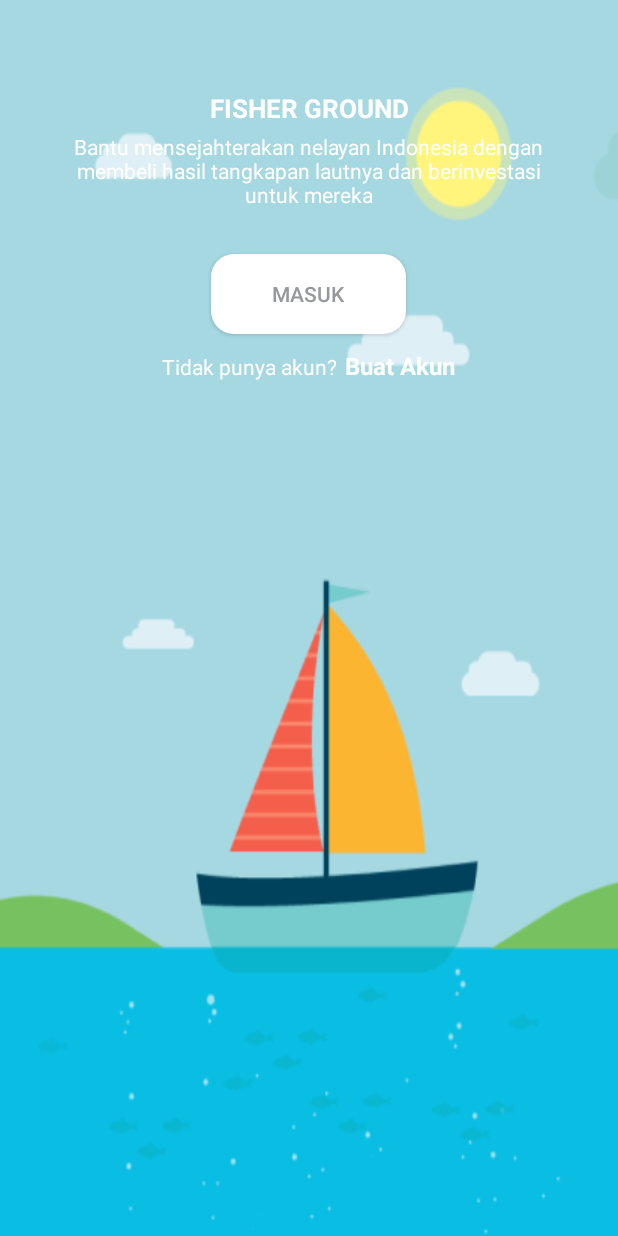
After one commit to naofalhakim/FisherGround_Anforcom, an Android app: the introLoginActivity screen opened directly, with no data from a screen before it, on a phone screen of 412 x 824 dp. The commit adds this screen. Run offline under Robolectric (Android 15) with nearby library versions, the phone set to English and light mode, and no system bars.

Commit message:
benerin beberapa layout

```diff
--- a/app/src/main/java/com/illiyinmagang/miafandi/donaku/HomeActivity.java
+++ b/app/src/main/java/com/illiyinmagang/miafandi/donaku/HomeActivity.java
@@ -69,7 +69,7 @@ public class HomeActivity extends AppCompatActivity {
             }
         });
 
-        toolbar.setTitle("DONAKU");
+        toolbar.setTitle("FISHER GROUND");
         toolbar.setTitleTextColor(Color.parseColor("#FFFFFF"));
         //toolbar.setBackgroundColor(Color.parseColor("#0277BD"));
         setSupportActionBar(toolbar);
@@ -133,9 +133,7 @@ public class HomeActivity extends AppCompatActivity {
                         viewPager.setCurrentItem(1);
                     } else if(viewPager.getCurrentItem() == 1){
                         viewPager.setCurrentItem(2);
-                    } else if(viewPager.getCurrentItem() == 2){
-                        viewPager.setCurrentItem(3);
-                    }else{
+                    } else{
                         viewPager.setCurrentItem(0);
                     }
                 }
--- a/app/src/main/java/com/illiyinmagang/miafandi/donaku/Slider/SliderActivity.java
+++ b/app/src/main/java/com/illiyinmagang/miafandi/donaku/Slider/SliderActivity.java
@@ -24,6 +24,7 @@ import android.support.v7.widget.Toolbar;
 
 import com.illiyinmagang.miafandi.donaku.LoginActivity;
 import com.illiyinmagang.miafandi.donaku.R;
+import com.illiyinmagang.miafandi.donaku.introLoginActivity;
 
 public class SliderActivity extends AppCompatActivity {
     private ViewPagerAdapter viewPagerAdapter;
@@ -44,7 +45,7 @@ public class SliderActivity extends AppCompatActivity {
         introManager = new SliderIntromanagerActivity(this);
         if (!introManager.Check()) {
             introManager.setFirst(false);
-            Intent intent = new Intent(SliderActivity.this, LoginActivity.class);
+            Intent intent = new Intent(SliderActivity.this, introLoginActivity.class);
 
             preferenceIntro.createIntro();
             startActivity(intent);
@@ -74,7 +75,7 @@ public class SliderActivity extends AppCompatActivity {
         btnMasuk.setOnClickListener(new View.OnClickListener() {
             @Override
             public void onClick(View view) {
-                Intent intent = new Intent(SliderActivity.this,LoginActivity.class);
+                Intent intent = new Intent(SliderActivity.this,introLoginActivity.class);
                 startActivity(intent);
             }
         });
--- /dev/null
+++ b/app/src/main/java/com/illiyinmagang/miafandi/donaku/introLoginActivity.java
@@ -0,0 +1,42 @@
+package com.illiyinmagang.miafandi.donaku;
+
+import android.content.Intent;
+import android.graphics.Color;
+import android.support.v7.app.AppCompatActivity;
+import android.os.Bundle;
+import android.view.View;
+import android.widget.Button;
+import android.widget.TextView;
+import android.support.v7.widget.Toolbar;
+
+public class introLoginActivity extends AppCompatActivity implements View.OnClickListener{
+    private Button btnIntroLogin;
+    private TextView btnBuatAkun;
+    private Toolbar toolbar;
+
+    @Override
+    protected void onCreate(Bundle savedInstanceState) {
+        super.onCreate(savedInstanceState);
+        setContentView(R.layout.activity_intro_login);
+
+        toolbar = (Toolbar) findViewById(R.id.MyToolbarIntro);
+        toolbar.setBackgroundColor(Color.parseColor("#A6D8E2"));
+        setSupportActionBar(toolbar);
+        getSupportActionBar().setDisplayShowTitleEnabled(false);
+
+        btnIntroLogin = (Button) findViewById(R.id.btnIntroLogin);
+        btnBuatAkun = (TextView) findViewById(R.id.txtBuatAkun);
+        btnIntroLogin.setOnClickListener(this);
+        btnBuatAkun.setOnClickListener(this);
+    }
+
+    @Override
+    public void onClick(View v) {
+        if (v == btnBuatAkun){
+
+        }else if (v == btnIntroLogin){
+            Intent intent= new Intent(introLoginActivity.this, LoginActivity.class);
+            startActivity(intent);
+        }
+    }
+}
--- /dev/null
+++ b/app/src/main/res/layout/activity_intro_login.xml
@@ -0,0 +1,76 @@
+<?xml version="1.0" encoding="utf-8"?>
+<RelativeLayout xmlns:android="http://schemas.android.com/apk/res/android"
+    xmlns:app="http://schemas.android.com/apk/res-auto"
+    xmlns:tools="http://schemas.android.com/tools"
+    android:layout_width="match_parent"
+    android:layout_height="match_parent"
+    tools:context=".introLoginActivity"
+    android:background="@drawable/introlog">
+    <android.support.v7.widget.Toolbar
+        android:id="@+id/MyToolbarIntro"
+        android:background="@color/tool"
+        android:layout_width="match_parent"
+        android:layout_height="25dp"
+        app:layout_collapseMode="pin" />
+    <TextView
+        android:id="@+id/txtSelamat"
+        android:layout_width="match_parent"
+        android:layout_height="wrap_content"
+        android:gravity="center"
+        android:text="FISHER GROUND"
+        android:textColor="@color/white"
+        android:textSize="17dp"
+        android:layout_marginTop="60dp"
+        android:textStyle="bold"/>
+    <TextView
+        android:id="@+id/txtMasuk"
+        android:layout_below="@+id/txtSelamat"
+        android:layout_width="330dp"
+        android:layout_height="wrap_content"
+        android:gravity="center"
+        android:layout_centerHorizontal="true"
+        android:text="Bantu mensejahterakan nelayan Indonesia dengan membeli hasil tangkapan lautnya dan berinvestasi untuk mereka"
+        android:textColor="@color/white"
+        android:textSize="14dp"
+        android:layout_marginTop="4dp"/>
+
+    <Button
+        android:id="@+id/btnIntroLogin"
+        android:layout_below="@+id/txtMasuk"
+        android:layout_width="130dp"
+        android:layout_height="53dp"
+        android:layout_marginTop="30dp"
+        android:text="Masuk"
+        android:layout_centerHorizontal="true"
+        android:background="@drawable/btnwhite"
+        android:textColor="@color/btnGreyText"
+        android:elevation="3dp"/>
+    <LinearLayout
+        android:layout_below="@+id/btnIntroLogin"
+        android:layout_marginTop="10dp"
+        android:layout_width="wrap_content"
+        android:layout_height="wrap_content"
+        android:orientation="horizontal"
+        android:layout_centerHorizontal="true">
+        <TextView
+            android:layout_width="wrap_content"
+            android:layout_height="wrap_content"
+            android:gravity="center"
+            android:layout_centerHorizontal="true"
+            android:text="Tidak punya akun?"
+            android:textColor="@color/white"
+            android:textSize="14dp" />
+        <TextView
+            android:id="@+id/txtBuatAkun"
+            android:layout_width="wrap_content"
+            android:layout_height="wrap_content"
+            android:gravity="center"
+            android:layout_centerHorizontal="true"
+            android:text="Buat Akun"
+            android:textColor="@color/white"
+            android:textSize="16dp"
+            android:textStyle="bold"
+            android:layout_marginLeft="5dp"/>
+    </LinearLayout>
+
+</RelativeLayout>
--- a/app/src/main/res/layout/loading_page.xml
+++ b/app/src/main/res/layout/loading_page.xml
@@ -16,12 +16,12 @@
         android:layout_marginTop="75dp" />
     <TextView
         android:id="@+id/nameApp"
+        android:text="FISHER GROUND"
         android:layout_width="wrap_content"
         android:layout_height="wrap_content"
         android:layout_below="@+id/logo"
         android:textColor="@color/white"
         android:layout_centerHorizontal="true"
-        android:layout_marginTop="15dp"
         android:textSize="25dp"
         android:textStyle="bold"/>
     <LinearLayout
--- a/app/src/main/res/values/colors.xml
+++ b/app/src/main/res/values/colors.xml
@@ -9,6 +9,7 @@
     <color name="white">#FFFFFF</color>
     <color name="btnGreyText">#96989E</color>
     <color name="grey">#dedede</color>
+    <color name="tool">#A6D8E2</color>
 
     <!-- For Dot -->
     <color name="dot_dark_screen1">#039BE5</color>
```
Also changed, not shown: app/src/main/AndroidManifest.xml (+6 -3 lines), app/src/main/res/layout/activity_login.xml (+7 -6 lines), app/src/main/res/layout/activity_slider2.xml (+15 -13 lines), app/src/main/res/layout/activity_slider3.xml (+6 -5 lines), app/src/main/res/layout/actvity_slider1.xml (+13 -11 lines), app/src/main/res/drawable/imgtlp1.png (added), app/src/main/res/drawable/introlog.png (added).
